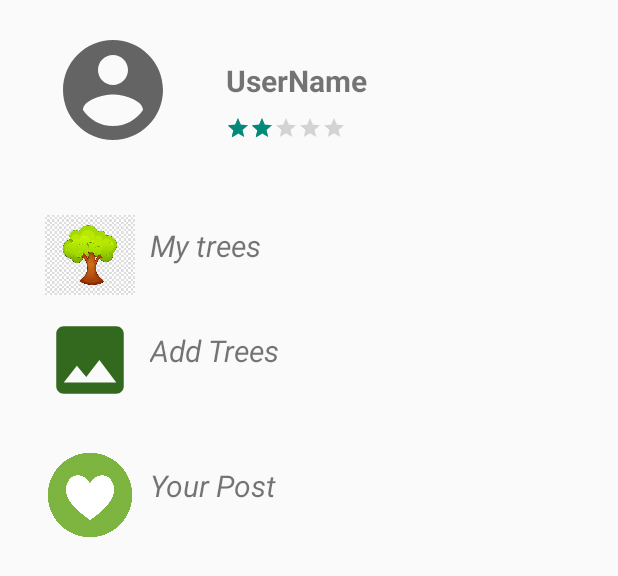
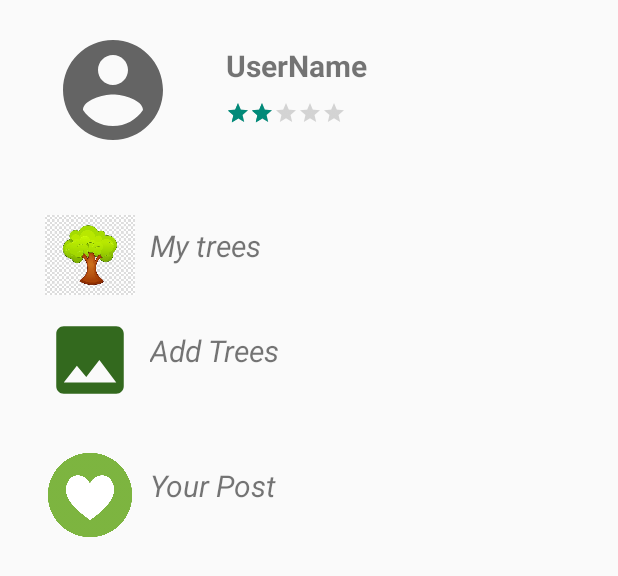
Before and after one commit to SwethaRajakumar2001/GreenHearts, an Android app: the layout profile.xml on its own in the app's theme, with its tools: preview values and no code run, on a phone screen of 412 x 824 dp. Shown: the top 576 px of the screen. Run offline under Robolectric (Android 15) with nearby library versions, the phone set to English and light mode, and no system bars.

Commit message:
Changes in display

```diff
--- a/app/src/main/java/com/example/greenhearts/Myplants.java
+++ b/app/src/main/java/com/example/greenhearts/Myplants.java
@@ -90,7 +90,9 @@ public class Myplants extends AppCompatActivity {
             };
             plantshow.addChildEventListener(mChildEventListener);
         }
+
     }
+
     @Override
     protected void onPause() {
         super.onPause();
--- a/app/src/main/res/layout/activity_myplants.xml
+++ b/app/src/main/res/layout/activity_myplants.xml
@@ -8,6 +8,7 @@
     android:paddingLeft="16dp"
     android:paddingRight="16dp"
     android:paddingTop="16dp"
+    android:background="@drawable/commbg"
     tools:context=".Myplants">
     <ListView
         android:id="@+id/gallery"
--- a/app/src/main/res/layout/profile.xml
+++ b/app/src/main/res/layout/profile.xml
@@ -25,7 +25,7 @@
             android:layout_height="wrap_content"
             android:orientation="vertical"
             android:layout_weight="2"
-            android:paddingTop="30dp"
+            android:paddingTop="20dp"
             >
 
             <TextView
```
